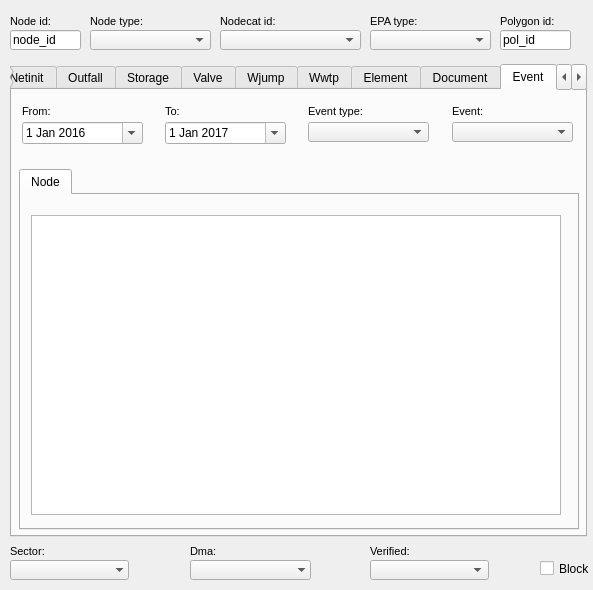
Above: ui/ud_man_node.ui from Giswater/giswater_qgis_plugin before the change. Below: the same form after it.
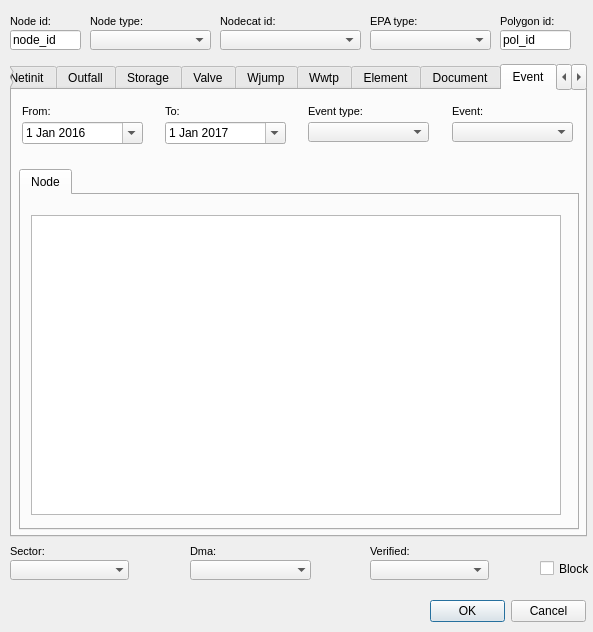
That is the form after the change.

Patch:
```diff
--- a/ui/ud_man_node.ui
+++ b/ui/ud_man_node.ui
@@ -7,7 +7,7 @@
     <x>0</x>
     <y>0</y>
     <width>593</width>
-    <height>590</height>
+    <height>632</height>
    </rect>
   </property>
   <property name="windowTitle">
@@ -15549,6 +15549,19 @@
     <string>pol_id</string>
    </property>
   </widget>
+  <widget class="QDialogButtonBox" name="ok">
+   <property name="geometry">
+    <rect>
+     <x>430</x>
+     <y>600</y>
+     <width>156</width>
+     <height>23</height>
+    </rect>
+   </property>
+   <property name="standardButtons">
+    <set>QDialogButtonBox::Cancel|QDialogButtonBox::Ok</set>
+   </property>
+  </widget>
  </widget>
  <resources/>
  <connections/>
```
